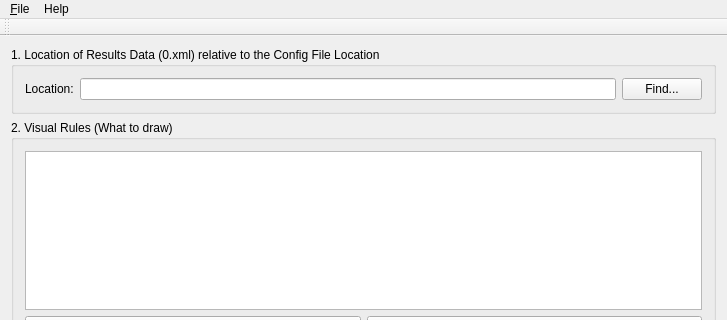
Above: mainwindow.ui from FLAME-HPC/flame_visualiser before the change; both pictures show x 0 to 727 and y 0 to 320 of the 727 by 762 pixel window. Below: the same form after it.
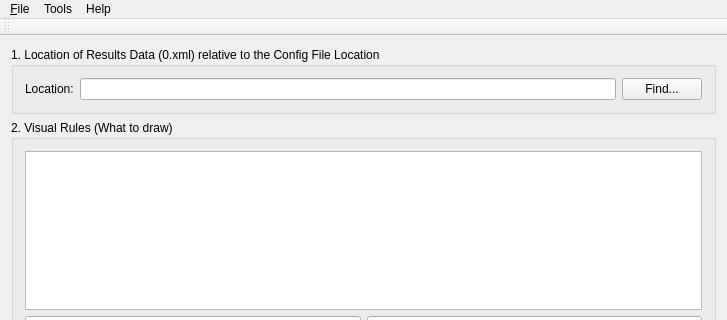
That is the form after the change.

Patch:
```diff
--- a/mainwindow.ui
+++ b/mainwindow.ui
@@ -272,7 +272,14 @@
     <addaction name="actionAbout"/>
     <addaction name="actionHelp"/>
    </widget>
+   <widget class="QMenu" name="menuTools">
+    <property name="title">
+     <string>Tools</string>
+    </property>
+    <addaction name="actionRestrict_Axes"/>
+   </widget>
    <addaction name="menuFile"/>
+   <addaction name="menuTools"/>
    <addaction name="menuHelp"/>
   </widget>
   <widget class="QToolBar" name="mainToolBar">
```
Left out of the diff: 5 changed lines with no effect on the pictures.
